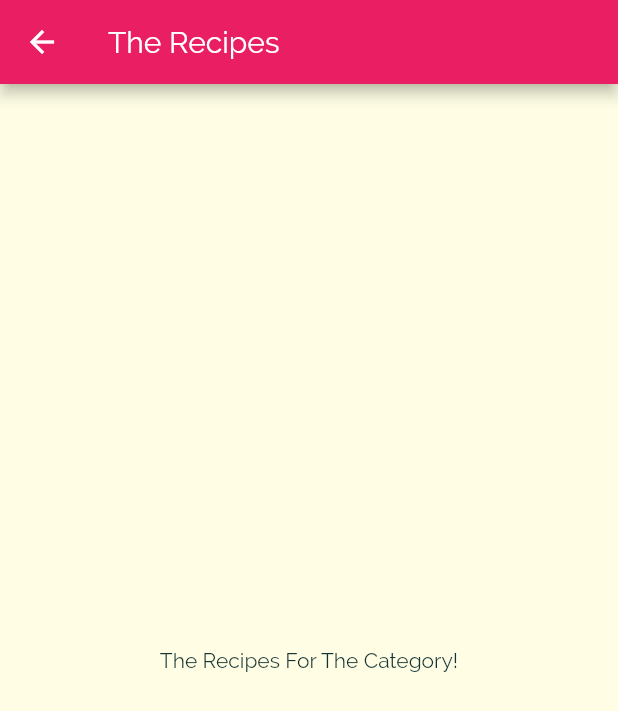
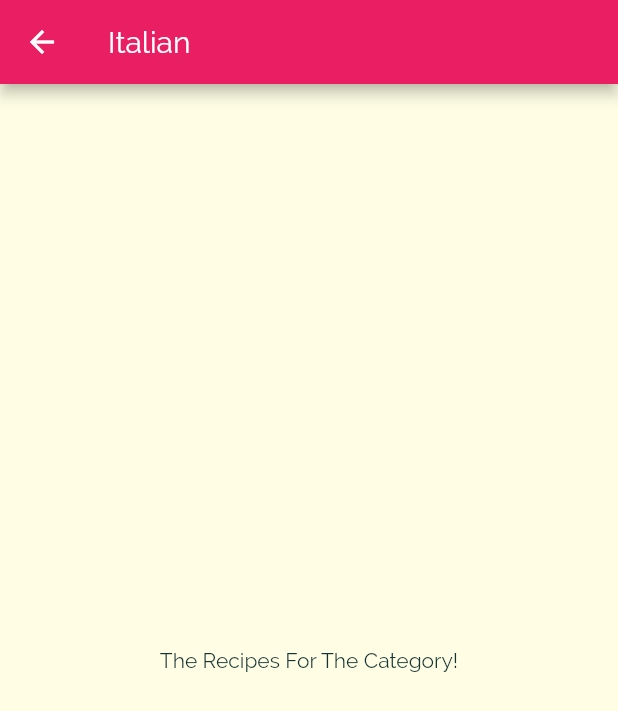
Before and after one commit to wenk-silvan/meals, a Flutter app: the screen it shows after launch, after a tap on "Italian", on a phone screen of 412 x 824 dp. Shown: the top 711 px of the screen. Run offline on Flutter 3.47's test engine with Material 2 defaults, Android fonts, the phone set to English and light mode, and no system bars.

Commit message:
Add title as parameter to CategoryMeals Scren

```diff
--- a/lib/categories_screen.dart
+++ b/lib/categories_screen.dart
@@ -11,6 +11,7 @@ class CategoriesScreen extends StatelessWidget {
         padding: const EdgeInsets.all(20),
         children: DUMMY_CATEGORIES
             .map((category) => CategoryItem(
+                  category.id,
                   category.title,
                   category.color,
                 ))
--- a/lib/category_item.dart
+++ b/lib/category_item.dart
@@ -2,15 +2,16 @@ import 'package:flutter/material.dart';
 import 'package:flutter_complete_guide/category_meals_screen.dart';
 
 class CategoryItem extends StatelessWidget {
+  final String id;
   final String title;
   final Color color;
 
-  CategoryItem(this.title, this.color);
+  CategoryItem(this.id, this.title, this.color);
 
   void selectCategory(BuildContext ctx) {
     Navigator.of(ctx).push(MaterialPageRoute(
       builder: (_) {
-        return CategoryMealsScreen();
+        return CategoryMealsScreen(this.id, this.title);
       },
     ));
   }
--- a/lib/category_meals_screen.dart
+++ b/lib/category_meals_screen.dart
@@ -1,11 +1,19 @@
 import 'package:flutter/material.dart';
 
 class CategoryMealsScreen extends StatelessWidget {
+  final String categoryId;
+  final String categoryTitle;
+
+  CategoryMealsScreen(
+    this.categoryId,
+    this.categoryTitle,
+  );
+
   @override
   Widget build(BuildContext context) {
     return Scaffold(
       appBar: AppBar(
-        title: Text('The Recipes'),
+        title: Text(this.categoryTitle),
       ),
       body: Center(
         child: Text(
```
